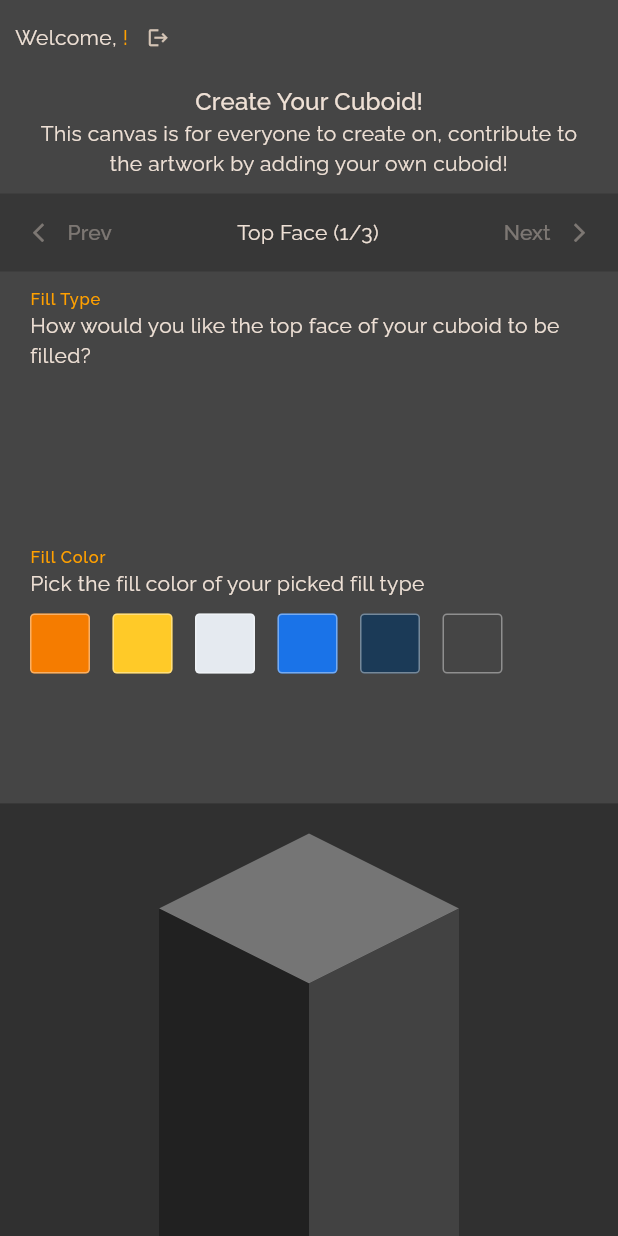
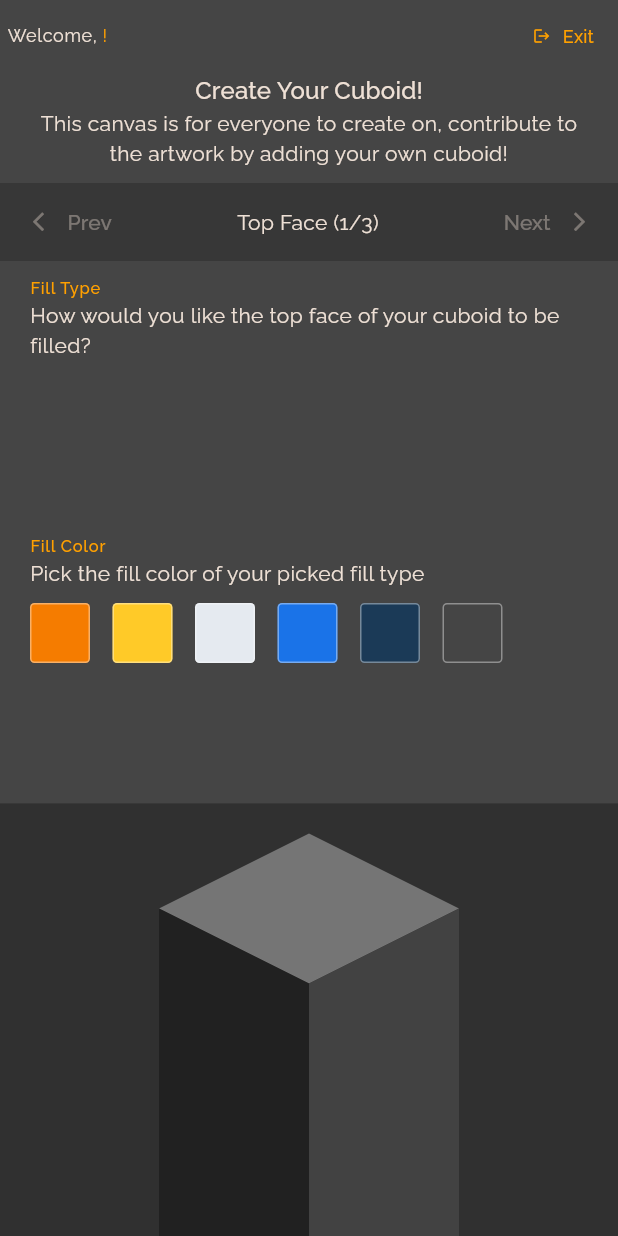
Before and after one commit to Roaa94/gen_art_canvas, a Flutter app: the screen it shows once a user with an empty profile is signed in, on a phone screen of 412 x 824 dp. Run offline on Flutter 3.47's test engine with Material 2 defaults, Android fonts, the phone set to English and light mode, and no system bars; our stand-ins replace cloud_firestore, equatable, firebase_auth, firebase_core, flutter_riverpod; accounts and stored records are empty.

Commit message:
fix: artist page UI fixes

```diff
--- a/lib/cuboids/pages/cuboids_canvas_artist_page.dart
+++ b/lib/cuboids/pages/cuboids_canvas_artist_page.dart
@@ -3,8 +3,10 @@ import 'dart:developer';
 import 'package:flutter/material.dart';
 import 'package:flutter_riverpod/flutter_riverpod.dart';
 import 'package:gen_art_canvas/auth/application/auth_service.dart';
+import 'package:gen_art_canvas/auth/domain/artist.dart';
 import 'package:gen_art_canvas/auth/widgets/artist_home_info.dart';
 import 'package:gen_art_canvas/auth/widgets/artist_nickname_dialog.dart';
+import 'package:gen_art_canvas/core/style/app_colors.dart';
 import 'package:gen_art_canvas/cuboids/widgets/cuboids_creator_bottom_sheet.dart';
 import 'package:gen_art_canvas/settings/cuboids_canvas_settings.dart';
 import 'package:gen_art_canvas/settings/cuboids_canvas_settings_provider.dart';
@@ -24,7 +26,9 @@ class CuboidsCanvasArtistPage extends ConsumerWidget {
     final isAuthLoading = ref.watch(authArtistProvider).isLoading;
 
     return Scaffold(
-      body: authArtist == null
+      body: isAuthLoading
+          ? const Center(child: CircularProgressIndicator())
+          : authArtist == null
               ? ArtistNicknameDialog(
                   onSubmit: (String nickname) => ref
                       .read(authServiceProvider)
@@ -34,14 +38,11 @@ class CuboidsCanvasArtistPage extends ConsumerWidget {
               : ref.watch(cuboidsCanvasSettingsProvider).when(
                     data: (CuboidsCanvasSettings settings) => Column(
                       children: [
-                    Padding(
-                      padding:
-                          const EdgeInsets.only(top: 5, bottom: 10, left: 10),
-                      child: ArtistHomeInfo(
-                        authArtist,
+                        _buildArtistInfo(
+                          context,
+                          artist: authArtist,
                           onSignOut: () =>
                               ref.watch(authServiceProvider).signArtistOut(),
-                      ),
                         ),
                         Expanded(
                           child: CuboidsCreatorBottomSheet(
@@ -56,7 +57,62 @@ class CuboidsCanvasArtistPage extends ConsumerWidget {
                       log(e.toString());
                       return const Center(child: Text('An error occurred!'));
                     },
-                loading: () => const Center(child: CircularProgressIndicator()),
+                    loading: () =>
+                        const Center(child: CircularProgressIndicator()),
+                  ),
+    );
+  }
+
+  Widget _buildArtistInfo(
+    BuildContext context, {
+    required Artist artist,
+    VoidCallback? onSignOut,
+  }) {
+    return Padding(
+      padding: const EdgeInsets.only(left: 5),
+      child: Row(
+        children: [
+          Expanded(
+            child: RichText(
+              text: TextSpan(
+                text: 'Welcome, ',
+                style: Theme.of(context).textTheme.bodySmall,
+                children: <TextSpan>[
+                  TextSpan(
+                    text: '${artist.nickname}!',
+                    style: Theme.of(context)
+                        .textTheme
+                        .bodySmall!
+                        .copyWith(color: AppColors.primary),
+                  ),
+                ],
+              ),
+            ),
+          ),
+          if (artist.createdCuboidsCount > 0)
+            Expanded(
+              child: Align(
+                alignment: Alignment.centerRight,
+                child: Text(
+                  'Crafted cuboids: ${artist.createdCuboidsCount}',
+                  style: Theme.of(context).textTheme.labelSmall!.copyWith(
+                        color: AppColors.googleBlue600,
+                      ),
+                ),
+              ),
+            ),
+          TextButton.icon(
+            onPressed: onSignOut,
+            icon: const Icon(
+              Icons.logout,
+              size: 12,
+            ),
+            label: const Text(
+              'Exit',
+              style: TextStyle(fontSize: 12),
+            ),
+          ),
+        ],
       ),
     );
   }
```
Lines whose indentation alone changed are shown as unchanged.
